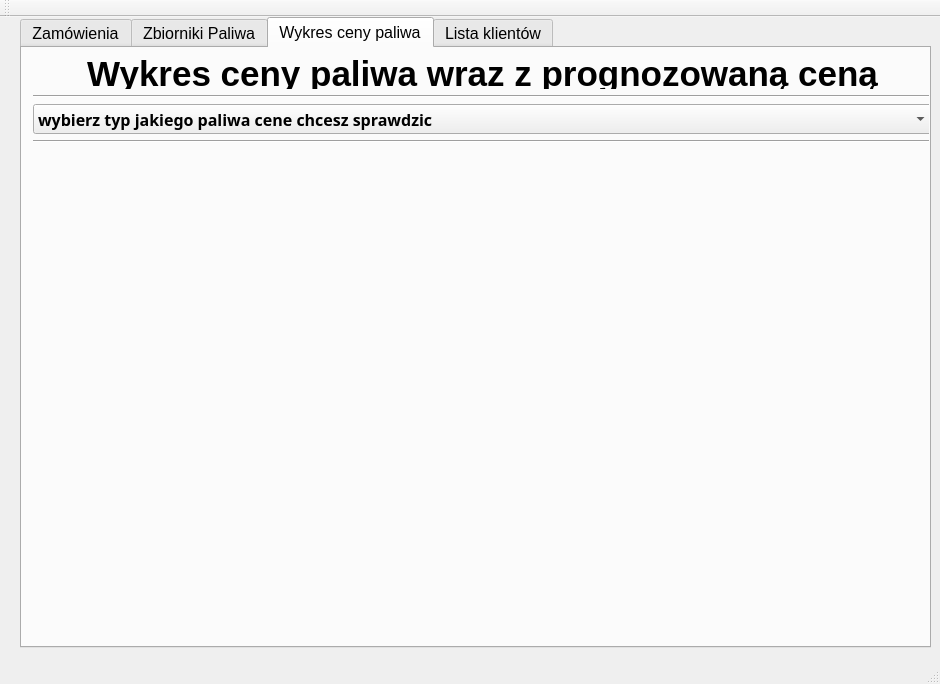
Before: the Qt Designer form mainwindow.ui in gumikola/stacja-paliwowa, drawn with Qt 5.
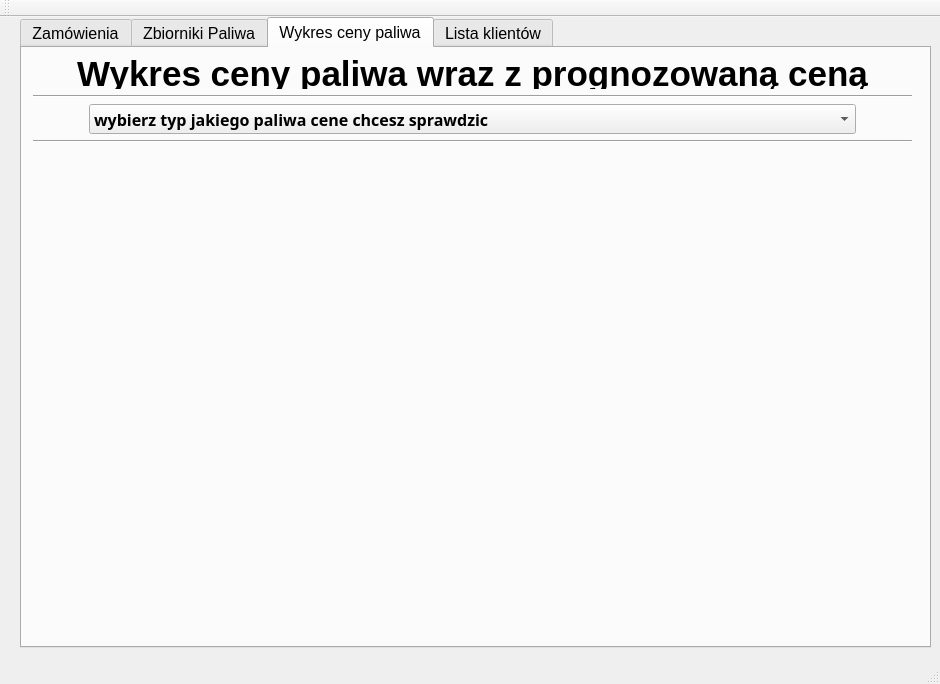
After: the same form once the commit is applied. The open tabs and pages were chosen to show the change.

Commit message: Fixed size of printCharts Tab

Diff of the .ui file:
```diff
--- a/mainwindow.ui
+++ b/mainwindow.ui
@@ -863,7 +863,7 @@
        <rect>
         <x>0</x>
         <y>0</y>
-        <width>921</width>
+        <width>901</width>
         <height>106</height>
        </rect>
       </property>
@@ -895,6 +895,25 @@
        </item>
        <item>
         <layout class="QHBoxLayout" name="horizontalLayout_7">
+         <item>
+          <widget class="QLabel" name="label_7">
+           <property name="minimumSize">
+            <size>
+             <width>50</width>
+             <height>0</height>
+            </size>
+           </property>
+           <property name="maximumSize">
+            <size>
+             <width>50</width>
+             <height>16777215</height>
+            </size>
+           </property>
+           <property name="text">
+            <string/>
+           </property>
+          </widget>
+         </item>
          <item>
           <widget class="QComboBox" name="FuelPriceTabFuelType">
            <property name="font">
@@ -930,6 +949,25 @@
            </item>
           </widget>
          </item>
+         <item>
+          <widget class="QLabel" name="label_6">
+           <property name="minimumSize">
+            <size>
+             <width>50</width>
+             <height>0</height>
+            </size>
+           </property>
+           <property name="maximumSize">
+            <size>
+             <width>50</width>
+             <height>16777215</height>
+            </size>
+           </property>
+           <property name="text">
+            <string/>
+           </property>
+          </widget>
+         </item>
         </layout>
        </item>
        <item>
```
